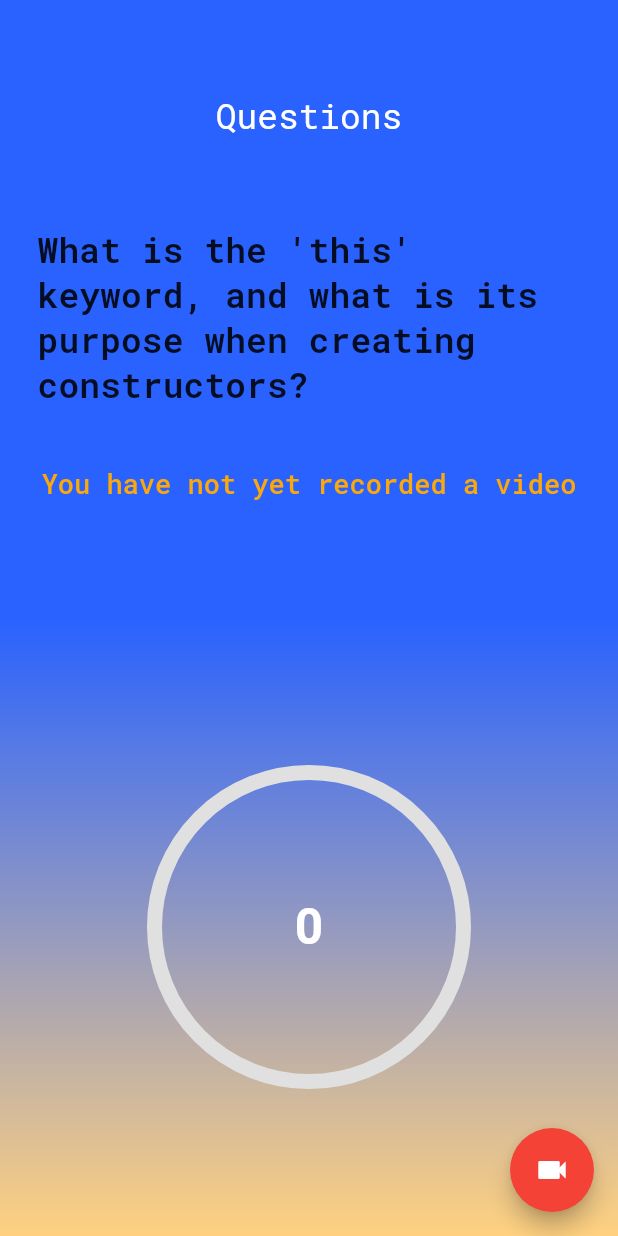
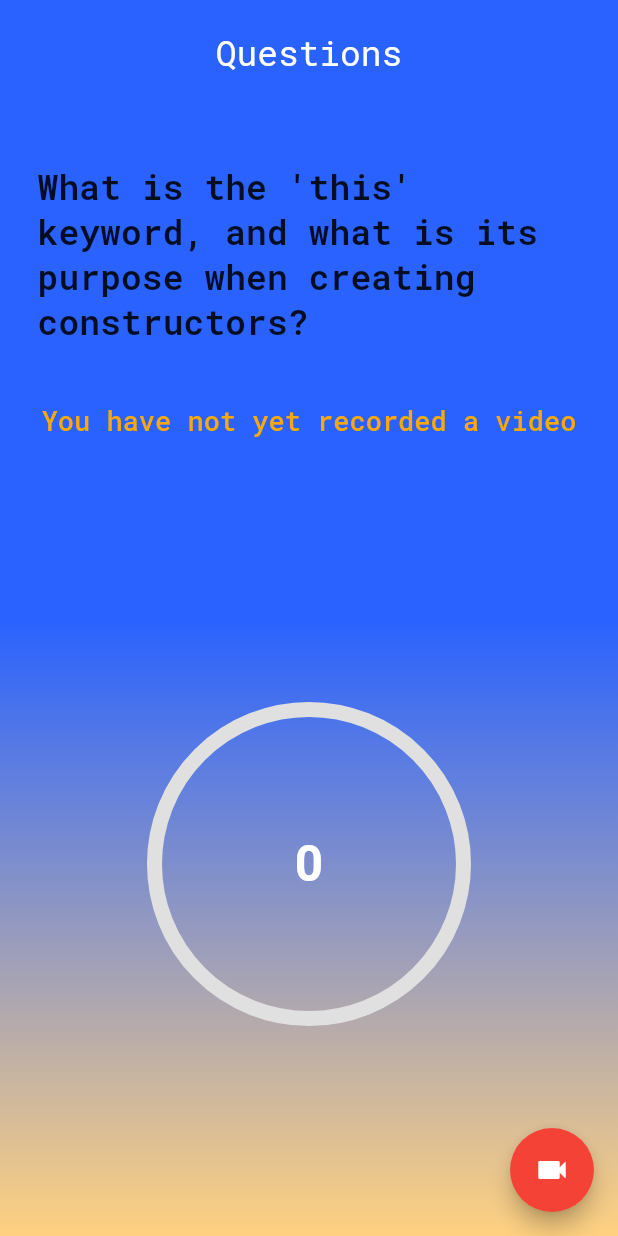
Before and after one commit to Arjun-Mishra-312/question_me, a Flutter app: the MyHomePage screen opened directly, on a phone screen of 412 x 824 dp. Run offline on Flutter 3.47's test engine with Material 2 defaults, Android fonts, the phone set to English and light mode, and no system bars; drawn by our look-alikes of circular_countdown_timer; our stand-ins replace file_picker, flutter_dotenv, google_fonts, image_picker, video_player; missing offline and left inert: pdf_text, sawo.

Commit message:
final commit (forgot to push)

```diff
--- a/lib/video_recorder.dart
+++ b/lib/video_recorder.dart
@@ -47,7 +47,7 @@ class _MyHomePageState extends State<MyHomePage> {
       // await controller.initialize();
       // await controller.setLooping(false);
       // await controller.play();
-      setState(() {});
+      setState(() {_currentPage == 5 ? _currentPage = _currentPage - 1 : _currentPage = _currentPage;});
     }
   }
 
@@ -106,7 +106,6 @@ class _MyHomePageState extends State<MyHomePage> {
             fontSize: 18,
             fontWeight: FontWeight.w500,
             color: Color.fromRGBO(252, 168, 10, 1.0)),
-        textAlign: TextAlign.center,
       );
     }
     return Center(
@@ -184,7 +183,7 @@ class _MyHomePageState extends State<MyHomePage> {
           },
           physics: NeverScrollableScrollPhysics(),
           children: List<Widget>.generate(5, (_) {
-            return Center(
+            return Expanded(
               child: Container(
                 decoration: BoxDecoration(
                   gradient: LinearGradient(
@@ -197,6 +196,8 @@ class _MyHomePageState extends State<MyHomePage> {
                     ],
                   ),
                 ),
+                child: SingleChildScrollView(
+                  physics: NeverScrollableScrollPhysics(),
                                   child: Column(
                     mainAxisAlignment: MainAxisAlignment.end,
                     children: [
@@ -309,6 +310,7 @@ class _MyHomePageState extends State<MyHomePage> {
                     ],
                   ),
                 ),
+              ),
             );
           }),
         ),
```
Also changed, not shown: lib/response_screen.dart (+3 -4 lines). Lines whose indentation alone changed are shown as unchanged.
